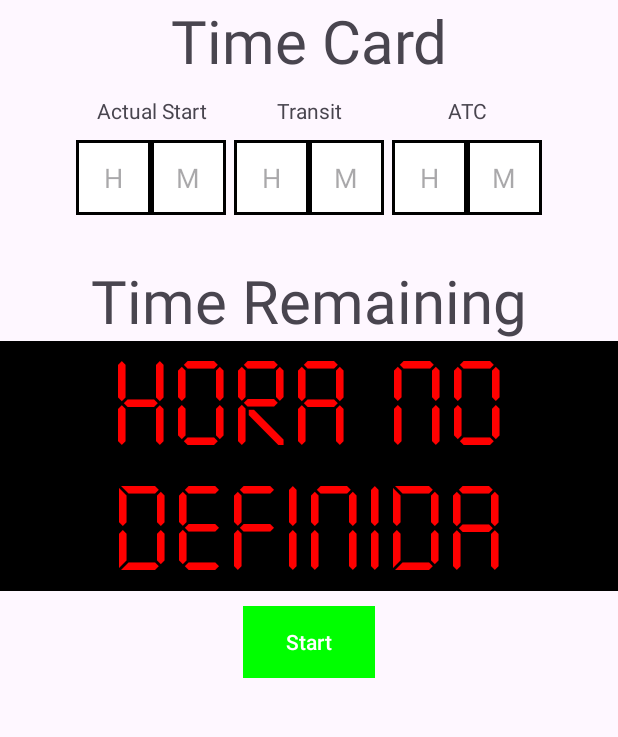
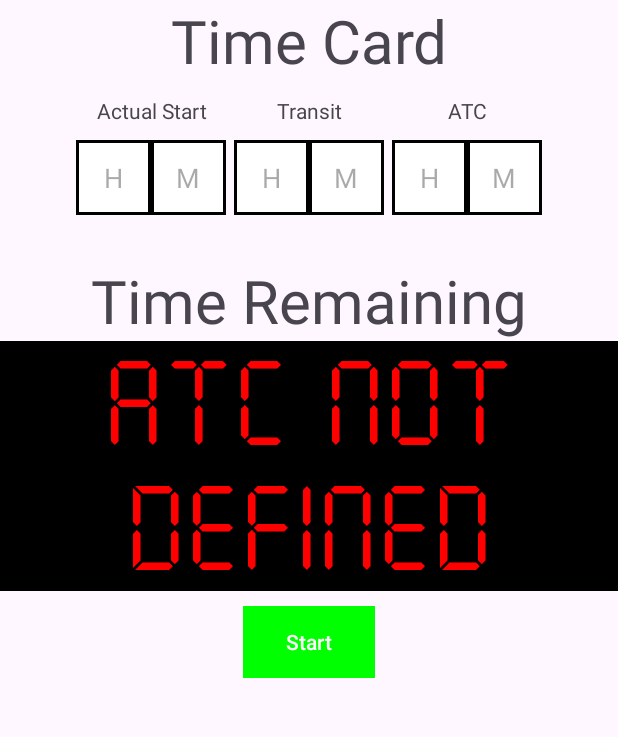
Before and after one commit to Menkaura81/Rally_Codriver_Calculator, an Android app: the screen it shows after launch (MainActivity), after a tap on "Start", on a phone screen of 412 x 824 dp, the part 397-1134 px from its top. Run offline under Robolectric (Android 15) with nearby library versions, the phone set to English and light mode, and no system bars.

Commit message:
Funcionando2

```diff
--- a/app/src/main/AndroidManifest.xml
+++ b/app/src/main/AndroidManifest.xml
@@ -6,9 +6,9 @@
         android:allowBackup="true"
         android:dataExtractionRules="@xml/data_extraction_rules"
         android:fullBackupContent="@xml/backup_rules"
-        android:icon="@mipmap/ic_launcher"
+        android:icon="@drawable/logo"
         android:label="@string/app_name"
-        android:roundIcon="@mipmap/ic_launcher_round"
+        android:roundIcon="@drawable/logo"
         android:supportsRtl="true"
         android:theme="@style/Theme.RallyCoDriverCalculator">
         <activity
--- a/app/src/main/java/com/menkaura/rallycalculator/MainActivity.java
+++ b/app/src/main/java/com/menkaura/rallycalculator/MainActivity.java
@@ -264,7 +264,7 @@ public class MainActivity extends AppCompatActivity {
                     long ahoraMs = ahora.getHours() * 3600_000L + ahora.getMinutes() * 60_000L + ahora.getSeconds() * 1000L;
 
                     if (tiempoATC == null) {
-                        cuentaAtras.setText("Hora no definida");
+                        cuentaAtras.setText(R.string.atc_not_defined);
                         return;
                     }
 
--- a/app/src/main/res/values/strings.xml
+++ b/app/src/main/res/values/strings.xml
@@ -8,4 +8,5 @@
     <string name="hora_cero">00:00:00</string>
     <string name="start">Start</string>
     <string name="time_remaining">Time Remaining</string>
+    <string name="atc_not_defined">ATC not defined</string>
 </resources>
```
